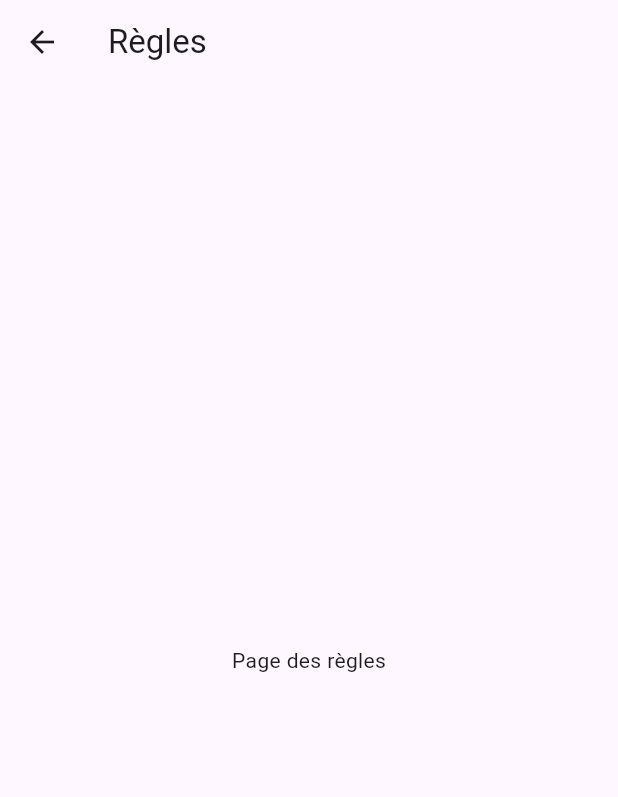
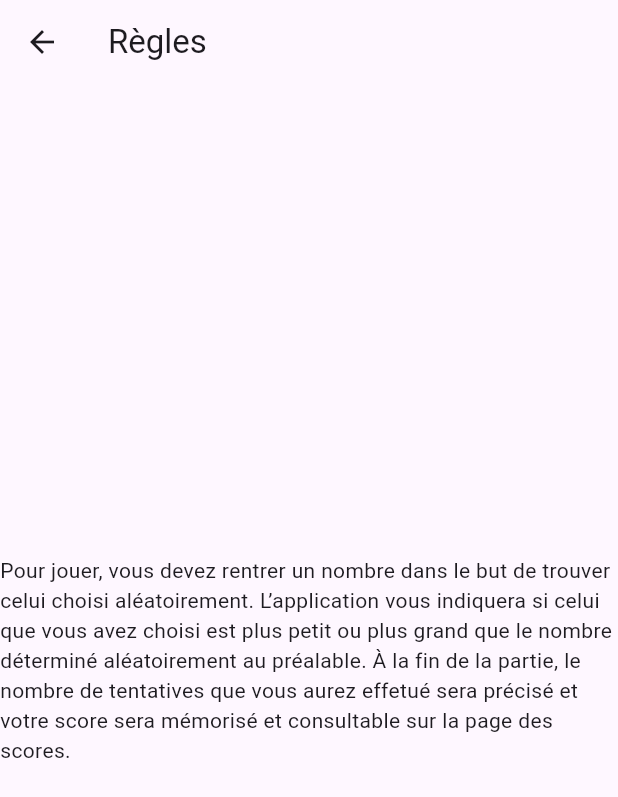
Before and after one commit to amelie-brizard/tp-dev-mobile-note, a Flutter app: the ReglesPage screen opened directly, on a phone screen of 412 x 824 dp. Shown: the top 797 px of the screen. Run offline on Flutter 3.47's test engine with Material 3 defaults, Android fonts, the phone set to English and light mode, and no system bars.

Commit message:
Ajout du texte pour les règles et d'une image dans le répertoire

```diff
--- a/lib/views/ReglePage.dart
+++ b/lib/views/ReglePage.dart
@@ -7,8 +7,9 @@ class ReglesPage extends StatelessWidget {
       appBar: AppBar(
         title: Text('Règles'),
       ),
-      body: Center(
-        child: Text('Page des règles'),
+      body: const Center(
+        child: Text(
+            'Pour jouer, vous devez rentrer un nombre dans le but de trouver celui choisi aléatoirement. L’application vous indiquera si celui que vous avez choisi est plus petit ou plus grand que le nombre déterminé aléatoirement au préalable. À la fin de la partie, le nombre de tentatives que vous aurez effetué sera précisé et votre score sera mémorisé et consultable sur la page des scores.'),
       ),
     );
   }
--- a/pubspec.yaml
+++ b/pubspec.yaml
@@ -59,8 +59,9 @@ flutter:
   uses-material-design: true
 
   # To add assets to your application, add an assets section, like this:
-  # assets:
-  #   - images/a_dot_burr.jpeg
+  assets:
+    - images/
+    - images/rules.jpg
   #   - images/a_dot_ham.jpeg
 
   # An image asset can refer to one or more resolution-specific "variants", see
```
Also changed, not shown: images/rules.jpg (added).
